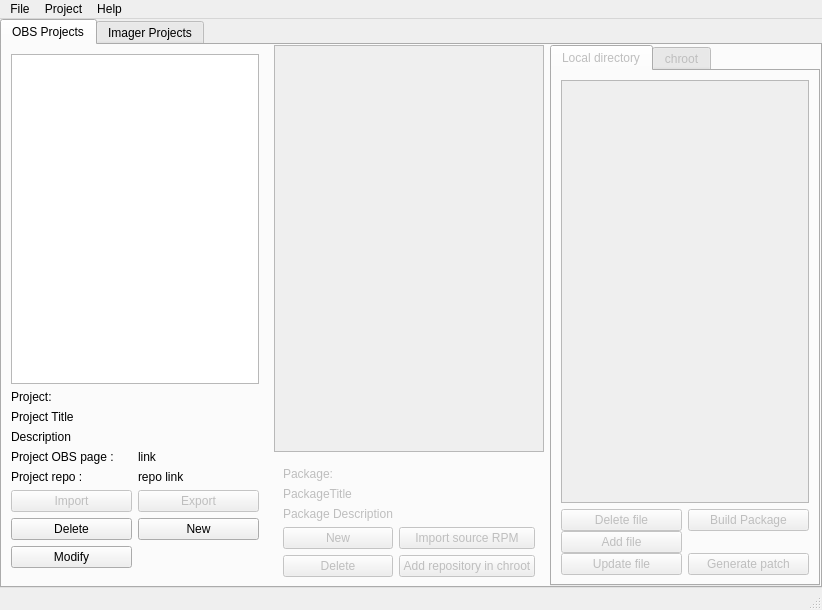
Before: the Qt Designer form src/ObsLightGui/ui/obsLightMain.ui in ronan22/obs-light, drawn with Qt 5.
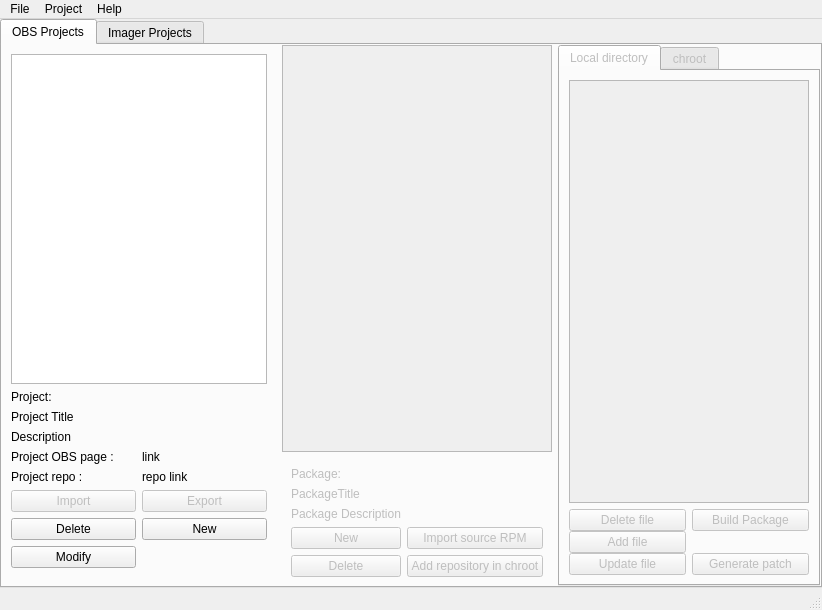
After: the same form once the commit is applied.

Commit message: - implemented widget activation and label update when project/package selected

What changed in the file:
```diff
--- a/src/ObsLightGui/ui/obsLightMain.ui
+++ b/src/ObsLightGui/ui/obsLightMain.ui
@@ -60,7 +60,7 @@
         </property>
         <item>
          <widget class="QWidget" name="directoryWidget" native="true">
-          <layout class="QHBoxLayout" name="horizontalLayout_2">
+          <layout class="QHBoxLayout" name="horizontalLayout_2" stretch="0,1,2">
            <property name="margin">
             <number>0</number>
            </property>
@@ -282,7 +282,7 @@
                  <item row="1" column="1">
                   <widget class="QLabel" name="packageNameLabelValue">
                    <property name="text">
-                    <string> </string>
+                    <string/>
                    </property>
                   </widget>
                  </item>
```
The commit also changes 3 other files.
